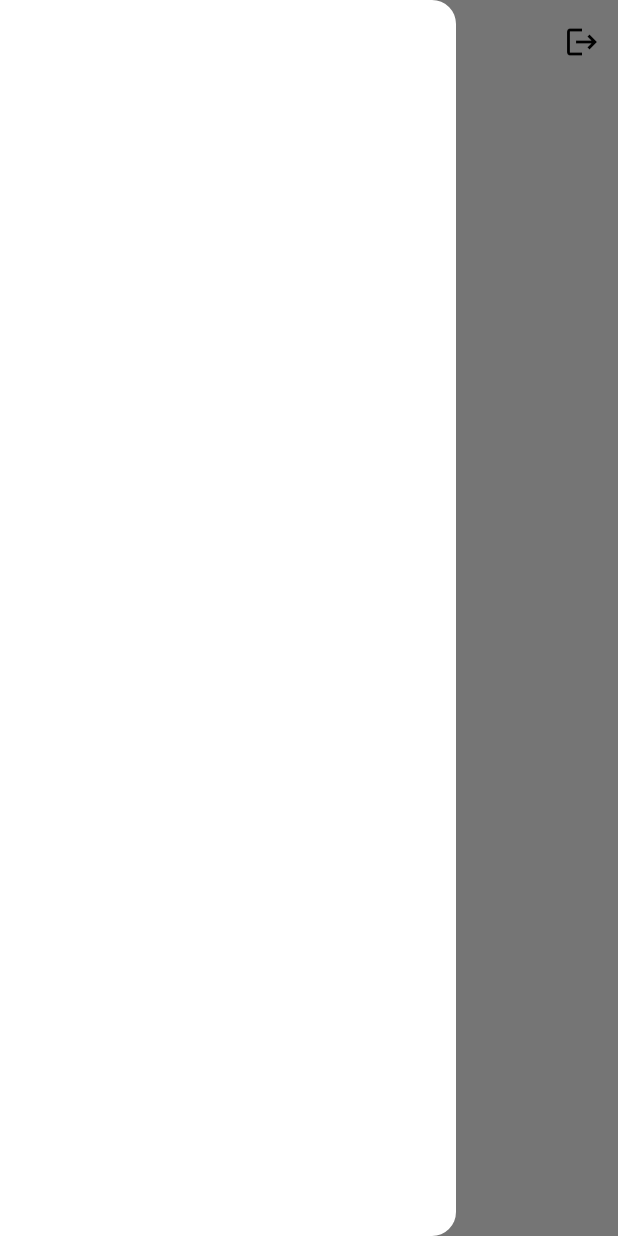
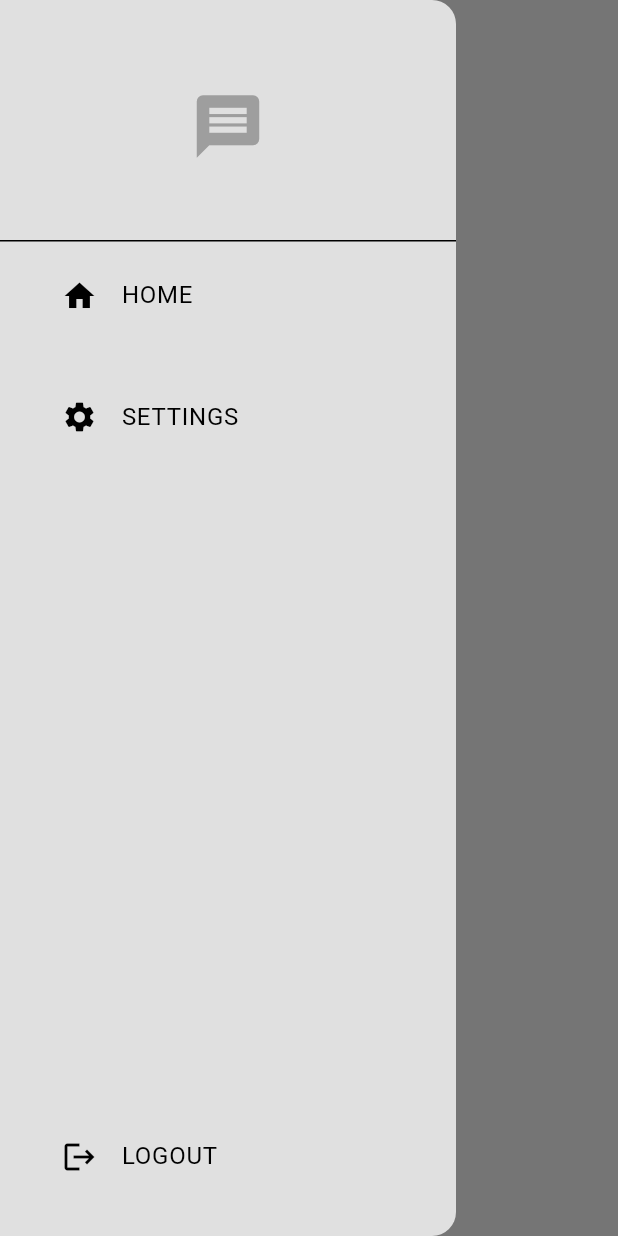
Before and after one commit to MugemaneBertin2001/minimalchat, a Flutter app: the screen it shows once a user with an empty profile is signed in, with the side drawer open, on a phone screen of 412 x 824 dp. Run offline on Flutter 3.47's test engine with Material 3 defaults, Android fonts, the phone set to English and light mode, and no system bars; our stand-ins replace firebase_auth, firebase_core; accounts and stored records are empty.

Commit message:
drawer done

```diff
--- /dev/null
+++ b/lib/components/my_drawer.dart
@@ -0,0 +1,61 @@
+import 'package:flutter/material.dart';
+import 'package:minimalchat/auth/auth_service.dart';
+import 'package:minimalchat/pages/settings_page.dart';
+
+class MyDrawer extends StatelessWidget {
+  const MyDrawer({Key? key});
+
+  @override
+  Widget build(BuildContext context) {
+    void logout() {
+      // Call the logout function from the AuthService
+      AuthService().logout(); // Assuming AuthService has a logout method
+    }
+
+    return Drawer(
+      backgroundColor: Theme.of(context).colorScheme.background,
+      child: Column(
+        mainAxisAlignment: MainAxisAlignment.spaceBetween,
+        children: [
+          Column(
+            children: [
+              DrawerHeader(
+                child: Center(
+                  child: Icon(
+                    Icons.message,
+                    color: Theme.of(context).colorScheme.primary,
+                    size: 50,
+                  ),
+                ),
+              ),
+              buildListTile("HOME", Icons.home,onTap: () => {
+
+              },),
+              buildListTile("SETTINGS", Icons.settings, onTap: () => {
+                Navigator.pop(context),
+                Navigator.push(
+                  context,
+                  MaterialPageRoute(
+                    builder: (context) => SettingsPage(),
+                    )
+                )
+              },),
+            ],
+          ),
+          buildListTile("LOGOUT", Icons.logout, onTap: logout),
+        ],
+      ),
+    );
+  }
+
+  Widget buildListTile(String title, IconData icon, {VoidCallback? onTap}) {
+    return Padding(
+      padding: const EdgeInsets.only(left: 25.0, bottom: 25.0),
+      child: ListTile(
+        title: Text(title),
+        leading: Icon(icon),
+        onTap: onTap,
+      ),
+    );
+  }
+}
--- a/lib/pages/home_page.dart
+++ b/lib/pages/home_page.dart
@@ -1,5 +1,5 @@
 import 'package:flutter/material.dart';
-import 'package:minimalchat/auth/auth_service.dart'; // Import the AuthService
+import 'package:minimalchat/components/my_drawer.dart'; // Import the AuthService
 
 class HomePage extends StatelessWidget {
   const HomePage({Key? key});
@@ -11,18 +11,9 @@ class HomePage extends StatelessWidget {
         title: const Center(
           child: Text("Home"),
         ),
-        actions: [
-          IconButton(
-            onPressed: () async {
-              // Call the signOut method from the AuthService
-              AuthService authService = AuthService();
-              await authService.logout();
-            },
-            icon: const Icon(Icons.logout),
-          )
-        ],
+
       ),
-      drawer: const  Drawer(),
+      drawer: const  MyDrawer(),
     );
   }
 }
```
Also changed, not shown: lib/pages/settings_page.dart (added, +12 -0 lines).
